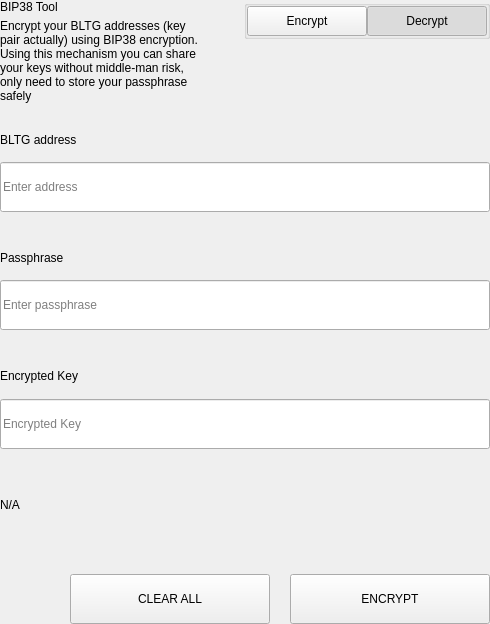
Qt form src/qt/bltg/settings/forms/settingsbittoolwidget.ui (minerric/BLTG) before a commit.
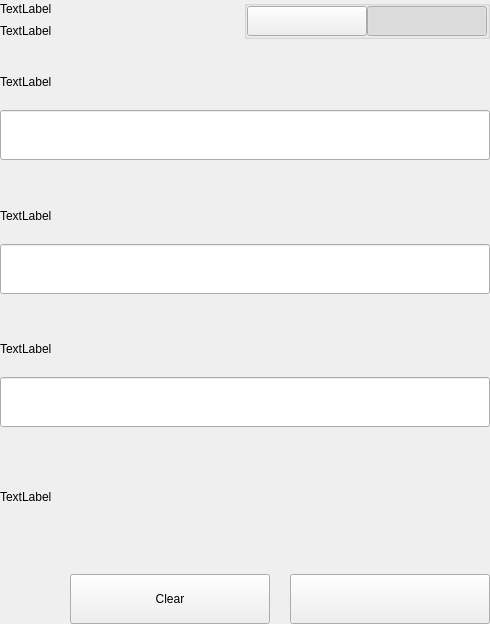
The same form after that commit.

```diff
--- a/src/qt/bltg/settings/forms/settingsbittoolwidget.ui
+++ b/src/qt/bltg/settings/forms/settingsbittoolwidget.ui
@@ -62,15 +62,14 @@
             <item>
              <widget class="QLabel" name="labelTitle">
               <property name="text">
-               <string>BIP38 Tool</string>
+               <string>TextLabel</string>
               </property>
              </widget>
             </item>
             <item>
              <widget class="QLabel" name="labelSubtitle1">
               <property name="text">
-               <string>Encrypt your BLTG addresses (key pair actually) using BIP38 encryption.
-Using this mechanism you can share your keys without middle-man risk, only need to store your passphrase safely</string>
+               <string>TextLabel</string>
               </property>
               <property name="wordWrap">
                <bool>true</bool>
@@ -134,7 +133,7 @@
                 <enum>Qt::NoFocus</enum>
                </property>
                <property name="text">
-                <string>Encrypt</string>
+                <string/>
                </property>
                <property name="checkable">
                 <bool>true</bool>
@@ -162,7 +161,7 @@
                 <enum>Qt::NoFocus</enum>
                </property>
                <property name="text">
-                <string>Decrypt</string>
+                <string/>
                </property>
                <property name="checkable">
                 <bool>true</bool>
@@ -657,7 +656,7 @@
                   </size>
                  </property>
                  <property name="text">
-                  <string>BLTG address</string>
+                  <string>TextLabel</string>
                  </property>
                 </widget>
                </item>
@@ -669,9 +668,6 @@
                    <height>50</height>
                   </size>
                  </property>
-                 <property name="placeholderText">
-                  <string>Enter address</string>
-                 </property>
                 </widget>
                </item>
               </layout>
@@ -731,7 +727,7 @@
                     </size>
                    </property>
                    <property name="text">
-                    <string>Passphrase</string>
+                    <string>TextLabel</string>
                    </property>
                   </widget>
                  </item>
@@ -749,9 +745,6 @@
                      <height>50</height>
                     </size>
                    </property>
-                   <property name="placeholderText">
-                    <string>Enter passphrase</string>
-                   </property>
                   </widget>
                  </item>
                 </layout>
@@ -817,7 +810,7 @@
                   </size>
                  </property>
                  <property name="text">
-                  <string>Encrypted Key</string>
+                  <string>TextLabel</string>
                  </property>
                 </widget>
                </item>
@@ -829,9 +822,6 @@
                    <height>50</height>
                   </size>
                  </property>
-                 <property name="placeholderText">
-                  <string>Encrypted Key</string>
-                 </property>
                 </widget>
                </item>
               </layout>
@@ -840,7 +830,7 @@
             <item>
              <widget class="QLabel" name="statusLabel_ENC">
               <property name="text">
-               <string notr="true">N/A</string>
+               <string>TextLabel</string>
               </property>
              </widget>
             </item>
@@ -893,7 +883,7 @@
                  <enum>Qt::NoFocus</enum>
                 </property>
                 <property name="text">
-                 <string>CLEAR ALL</string>
+                 <string>Clear</string>
                 </property>
                </widget>
               </item>
@@ -931,7 +921,7 @@
                  <enum>Qt::NoFocus</enum>
                 </property>
                 <property name="text">
-                 <string>ENCRYPT</string>
+                 <string/>
                 </property>
                </widget>
               </item>
```
Left out of the diff: 21 changed lines with no effect on the pictures.
